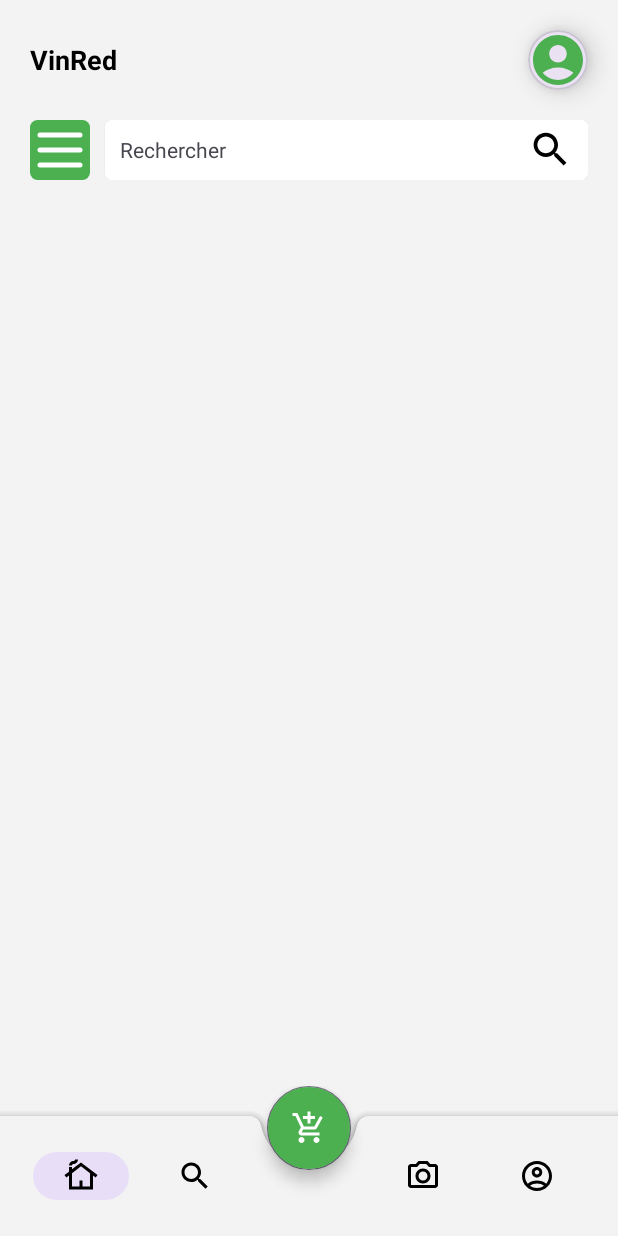
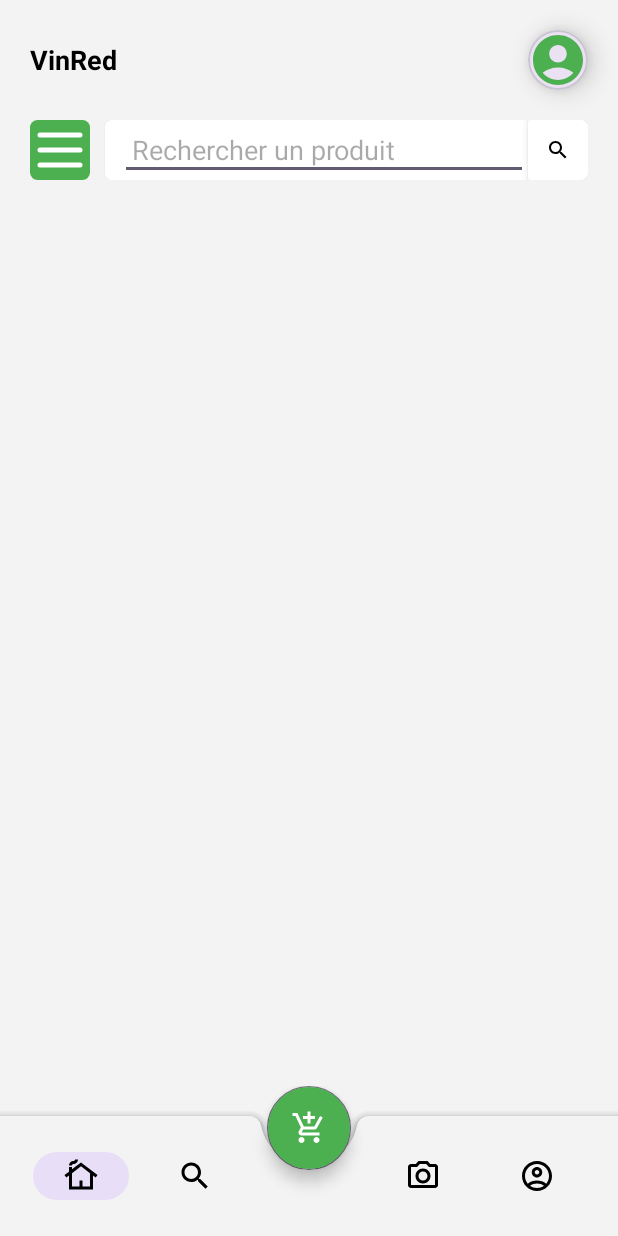
Before and after one commit to folnab/projet_android, an Android app: the screen it shows after launch (MainActivity), on a phone screen of 412 x 824 dp. Run offline under Robolectric (Android 15) with nearby library versions, the phone set to English and light mode, and no system bars; pictures from the network do not load; 1 statement that could not run was skipped.

Commit message:
feat: tri et recherche

```diff
--- a/app/src/main/res/layout/activity_main.xml
+++ b/app/src/main/res/layout/activity_main.xml
@@ -96,18 +96,30 @@
                     android:gravity="center_vertical"
                     android:background="@color/white">
 
-                    <TextView
+                    <AutoCompleteTextView
+                        android:id="@+id/search_edit_text"
                         android:layout_width="match_parent"
                         android:layout_height="wrap_content"
                         android:layout_marginStart="10dp"
                         android:layout_weight="1"
-                        android:text="Rechercher" />
+                        android:hint="Rechercher un produit"
+                        android:inputType="text"
+                        android:completionThreshold="1"
+                        android:padding="8dp" />
 
-                    <ImageView
-                        android:layout_width="30dp"
-                        android:layout_height="30dp"
-                        android:layout_marginEnd="10dp"
-                        android:src="@drawable/baseline_search_24" />
+                    <androidx.cardview.widget.CardView
+                        android:id="@+id/search_button"
+                        android:layout_width="40dp"
+                        android:layout_height="match_parent"
+                        app:cardElevation="4dp">
+
+                        <ImageView
+                            android:layout_width="match_parent"
+                            android:layout_height="match_parent"
+                            android:src="@drawable/baseline_search_24"
+                            android:padding="12dp" />
+                    </androidx.cardview.widget.CardView>
+
 
                 </LinearLayout>
 
```
Also changed, not shown: app/src/main/java/fr/epf/min1/projet_android_de_chassey_flouvat/MainActivity.kt (+56 -14 lines).
